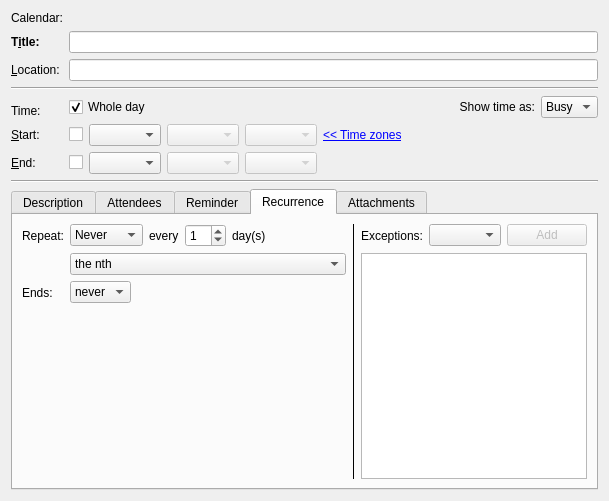
This is incidenceeditors/incidenceeditor-ng/eventortododesktop.ui in chusopr/kdepim-ktimetracker-akonadi as Qt 5 draws it before an edit. The edited form follows.
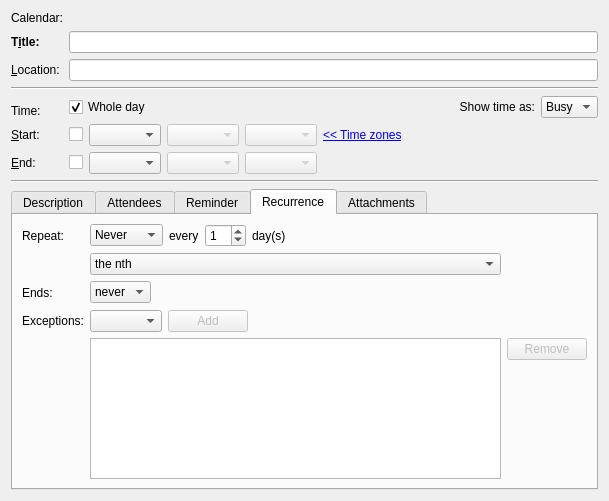
This is the edited form. The open tabs and pages were chosen to show the change. Custom widgets are drawn as their Qt base class.

Commit message: - Implement exception adding/deletion logic. - Reorganize the recurrence tab sligthly to avoid having the exceptions   on the right side of the dialog.

```diff
--- a/incidenceeditors/incidenceeditor-ng/eventortododesktop.ui
+++ b/incidenceeditors/incidenceeditor-ng/eventortododesktop.ui
@@ -1114,63 +1114,111 @@
          </item>
         </layout>
        </item>
-       <item row="0" column="2" rowspan="4">
-        <widget class="KSeparator" name="mExceptionSeperator">
-         <property name="orientation">
-          <enum>Qt::Vertical</enum>
+       <item row="1" column="1">
+        <widget class="QStackedWidget" name="mRepeatStack">
+         <property name="sizePolicy">
+          <sizepolicy hsizetype="Preferred" vsizetype="Fixed">
+           <horstretch>0</horstretch>
+           <verstretch>0</verstretch>
+          </sizepolicy>
          </property>
+         <property name="currentIndex">
+          <number>1</number>
+         </property>
+         <widget class="QWidget" name="never_page"/>
+         <widget class="QWidget" name="daily_page">
+          <layout class="QGridLayout" name="gridLayout_11">
+           <property name="margin">
+            <number>0</number>
+           </property>
+          </layout>
+         </widget>
+         <widget class="QWidget" name="weekly_page">
+          <layout class="QGridLayout" name="gridLayout_4">
+           <property name="margin">
+            <number>0</number>
+           </property>
+           <item row="0" column="0">
+            <widget class="KPIM::KCheckComboBox" name="mWeekDayCombo">
+             <property name="sizePolicy">
+              <sizepolicy hsizetype="MinimumExpanding" vsizetype="Fixed">
+               <horstretch>0</horstretch>
+               <verstretch>0</verstretch>
+              </sizepolicy>
+             </property>
+            </widget>
+           </item>
+          </layout>
+         </widget>
+         <widget class="QWidget" name="Monthly">
+          <layout class="QGridLayout" name="gridLayout_6">
+           <property name="margin">
+            <number>0</number>
+           </property>
+           <item row="0" column="0">
+            <widget class="QComboBox" name="comboBox">
+             <item>
+              <property name="text">
+               <string>the nth</string>
+              </property>
+             </item>
+             <item>
+              <property name="text">
+               <string>the (last - nth) last day</string>
+              </property>
+             </item>
+             <item>
+              <property name="text">
+               <string>the nth ${weekday}</string>
+              </property>
+             </item>
+             <item>
+              <property name="text">
+               <string>the (last-nth) last ${weekday}</string>
+              </property>
+             </item>
+            </widget>
+           </item>
+          </layout>
+         </widget>
+         <widget class="QWidget" name="yearly_page">
+          <layout class="QGridLayout" name="gridLayout_7">
+           <property name="margin">
+            <number>0</number>
+           </property>
+           <item row="0" column="0">
+            <widget class="QComboBox" name="comboBox_3">
+             <item>
+              <property name="text">
+               <string>the nth of ${month}</string>
+              </property>
+             </item>
+             <item>
+              <property name="text">
+               <string>the (last-nth) last day of ${month}</string>
+              </property>
+             </item>
+             <item>
+              <property name="text">
+               <string>the yth ${weekday} of ${month}</string>
+              </property>
+             </item>
+             <item>
+              <property name="text">
+               <string>the (last - yth) ${weekday} of ${month}</string>
+              </property>
+             </item>
+             <item>
+              <property name="text">
+               <string>the mth day of year</string>
+              </property>
+             </item>
+            </widget>
+           </item>
+          </layout>
+         </widget>
         </widget>
        </item>
-       <item row="0" column="3">
-        <layout class="QHBoxLayout" name="horizontalLayout_3">
-         <item>
-          <widget class="QLabel" name="mExceptionsLabel">
-           <property name="sizePolicy">
-            <sizepolicy hsizetype="Fixed" vsizetype="Preferred">
-             <horstretch>0</horstretch>
-             <verstretch>0</verstretch>
-            </sizepolicy>
-           </property>
-           <property name="text">
-            <string>Exceptions:</string>
-           </property>
-          </widget>
-         </item>
-         <item>
-          <widget class="KPIM::KDateEdit" name="mExceptionDateEdit">
-           <property name="sizePolicy">
-            <sizepolicy hsizetype="Fixed" vsizetype="Fixed">
-             <horstretch>0</horstretch>
-             <verstretch>0</verstretch>
-            </sizepolicy>
-           </property>
-          </widget>
-         </item>
-         <item>
-          <widget class="QPushButton" name="mExceptionAddButton">
-           <property name="enabled">
-            <bool>false</bool>
-           </property>
-           <property name="text">
-            <string>Add</string>
-           </property>
-          </widget>
-         </item>
-         <item>
-          <spacer name="horizontalSpacer_4">
-           <property name="orientation">
-            <enum>Qt::Horizontal</enum>
-           </property>
-           <property name="sizeHint" stdset="0">
-            <size>
-             <width>40</width>
-             <height>20</height>
-            </size>
-           </property>
-          </spacer>
-         </item>
-        </layout>
-       </item>
        <item row="2" column="0">
         <widget class="QLabel" name="mRecurrenceEndLabel">
          <property name="sizePolicy">
@@ -1299,7 +1347,57 @@
          </item>
         </layout>
        </item>
-       <item row="1" column="3" rowspan="3">
+       <item row="3" column="0">
+        <widget class="QLabel" name="mExceptionsLabel">
+         <property name="sizePolicy">
+          <sizepolicy hsizetype="Fixed" vsizetype="Preferred">
+           <horstretch>0</horstretch>
+           <verstretch>0</verstretch>
+          </sizepolicy>
+         </property>
+         <property name="text">
+          <string>Exceptions:</string>
+         </property>
+        </widget>
+       </item>
+       <item row="3" column="1">
+        <layout class="QHBoxLayout" name="horizontalLayout_3">
+         <item>
+          <widget class="KPIM::KDateEdit" name="mExceptionDateEdit">
+           <property name="sizePolicy">
+            <sizepolicy hsizetype="Fixed" vsizetype="Fixed">
+             <horstretch>0</horstretch>
+             <verstretch>0</verstretch>
+            </sizepolicy>
+           </property>
+          </widget>
+         </item>
+         <item>
+          <widget class="QPushButton" name="mExceptionAddButton">
+           <property name="enabled">
+            <bool>false</bool>
+           </property>
+           <property name="text">
+            <string>Add</string>
+           </property>
+          </widget>
+         </item>
+         <item>
+          <spacer name="horizontalSpacer_4">
+           <property name="orientation">
+            <enum>Qt::Horizontal</enum>
+           </property>
+           <property name="sizeHint" stdset="0">
+            <size>
+             <width>40</width>
+             <height>20</height>
+            </size>
+           </property>
+          </spacer>
+         </item>
+        </layout>
+       </item>
+       <item row="4" column="1">
         <widget class="QListWidget" name="mExceptionList">
          <property name="sizePolicy">
           <sizepolicy hsizetype="Expanding" vsizetype="Expanding">
@@ -1309,123 +1407,32 @@
          </property>
         </widget>
        </item>
-       <item row="3" column="1">
-        <spacer name="verticalSpacer_2">
-         <property name="orientation">
-          <enum>Qt::Vertical</enum>
-         </property>
-         <property name="sizeHint" stdset="0">
-          <size>
-           <width>20</width>
-           <height>40</height>
-          </size>
-         </property>
-        </spacer>
-       </item>
-       <item row="1" column="1">
-        <widget class="QStackedWidget" name="mRepeatStack">
-         <property name="sizePolicy">
-          <sizepolicy hsizetype="Preferred" vsizetype="Fixed">
-           <horstretch>0</horstretch>
-           <verstretch>0</verstretch>
-          </sizepolicy>
-         </property>
-         <property name="currentIndex">
-          <number>1</number>
-         </property>
-         <widget class="QWidget" name="never_page"/>
-         <widget class="QWidget" name="daily_page">
-          <layout class="QGridLayout" name="gridLayout_11">
-           <property name="margin">
-            <number>0</number>
+       <item row="4" column="2">
+        <layout class="QVBoxLayout" name="verticalLayout">
+         <item>
+          <widget class="QPushButton" name="mExceptionRemoveButton">
+           <property name="enabled">
+            <bool>false</bool>
            </property>
-          </layout>
-         </widget>
-         <widget class="QWidget" name="weekly_page">
-          <layout class="QGridLayout" name="gridLayout_4">
-           <property name="margin">
-            <number>0</number>
+           <property name="text">
+            <string>Remove</string>
            </property>
-           <item row="0" column="0">
-            <widget class="KPIM::KCheckComboBox" name="mWeekDayCombo">
-             <property name="sizePolicy">
-              <sizepolicy hsizetype="MinimumExpanding" vsizetype="Fixed">
-               <horstretch>0</horstretch>
-               <verstretch>0</verstretch>
-              </sizepolicy>
-             </property>
-            </widget>
-           </item>
-          </layout>
-         </widget>
-         <widget class="QWidget" name="Monthly">
-          <layout class="QGridLayout" name="gridLayout_6">
-           <property name="margin">
-            <number>0</number>
+          </widget>
+         </item>
+         <item>
+          <spacer name="verticalSpacer_5">
+           <property name="orientation">
+            <enum>Qt::Vertical</enum>
            </property>
-           <item row="0" column="0">
-            <widget class="QComboBox" name="comboBox">
-             <item>
-              <property name="text">
-               <string>the nth</string>
-              </property>
-             </item>
-             <item>
-              <property name="text">
-               <string>the (last - nth) last day</string>
-              </property>
-             </item>
-             <item>
-              <property name="text">
-               <string>the nth ${weekday}</string>
-              </property>
-             </item>
-             <item>
-              <property name="text">
-               <string>the (last-nth) last ${weekday}</string>
-              </property>
-             </item>
-            </widget>
-           </item>
-          </layout>
-         </widget>
-         <widget class="QWidget" name="yearly_page">
-          <layout class="QGridLayout" name="gridLayout_7">
-           <property name="margin">
-            <number>0</number>
+           <property name="sizeHint" stdset="0">
+            <size>
+             <width>20</width>
+             <height>40</height>
+            </size>
            </property>
-           <item row="0" column="0">
-            <widget class="QComboBox" name="comboBox_3">
-             <item>
-              <property name="text">
-               <string>the nth of ${month}</string>
-              </property>
-             </item>
-             <item>
-              <property name="text">
-               <string>the (last-nth) last day of ${month}</string>
-              </property>
-             </item>
-             <item>
-              <property name="text">
-               <string>the yth ${weekday} of ${month}</string>
-              </property>
-             </item>
-             <item>
-              <property name="text">
-               <string>the (last - yth) ${weekday} of ${month}</string>
-              </property>
-             </item>
-             <item>
-              <property name="text">
-               <string>the mth day of year</string>
-              </property>
-             </item>
-            </widget>
-           </item>
-          </layout>
-         </widget>
-        </widget>
+          </spacer>
+         </item>
+        </layout>
        </item>
       </layout>
      </widget>
@@ -1540,11 +1547,6 @@
    <extends>QComboBox</extends>
    <header>kcombobox.h</header>
   </customwidget>
-  <customwidget>
-   <class>KSeparator</class>
-   <extends>QFrame</extends>
-   <header>kseparator.h</header>
-  </customwidget>
   <customwidget>
    <class>KTextEdit</class>
    <extends>QTextEdit</extends>
```
Left out of the diff: 7 changed lines with no effect on the pictures. The commit also changes 2 other files.
